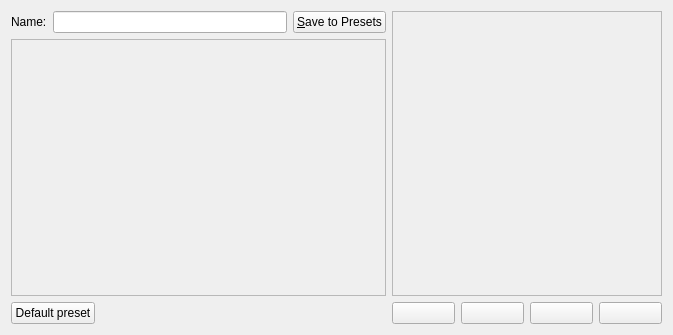
Old version of the form krita/ui/forms/wdgpaintopsettings.ui in the repository KDE/krita.
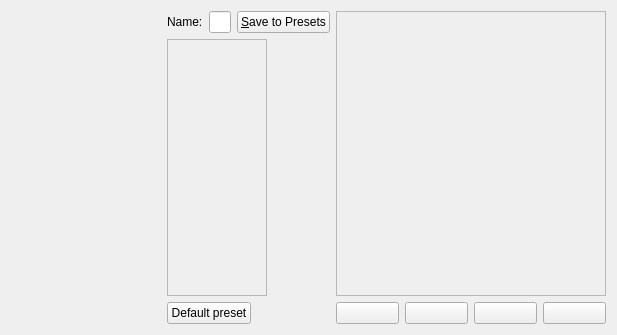
New version of the form. Custom widgets are drawn as their Qt base class.

Commit message: move paintop view to the popup

```diff
--- a/krita/ui/forms/wdgpaintopsettings.ui
+++ b/krita/ui/forms/wdgpaintopsettings.ui
@@ -6,12 +6,34 @@
    <rect>
     <x>0</x>
     <y>0</y>
-    <width>673</width>
+    <width>500</width>
     <height>335</height>
    </rect>
   </property>
-  <layout class="QGridLayout" name="gridLayout">
-   <item row="0" column="0" colspan="2">
+  <layout class="QGridLayout" name="gridLayout" columnstretch="0,0,0,1">
+   <item row="0" column="0" rowspan="3">
+    <widget class="KisCmbPaintop" name="paintopList" native="true">
+     <property name="sizePolicy">
+      <sizepolicy hsizetype="MinimumExpanding" vsizetype="Preferred">
+       <horstretch>0</horstretch>
+       <verstretch>0</verstretch>
+      </sizepolicy>
+     </property>
+     <property name="minimumSize">
+      <size>
+       <width>150</width>
+       <height>0</height>
+      </size>
+     </property>
+     <property name="maximumSize">
+      <size>
+       <width>150</width>
+       <height>16777215</height>
+      </size>
+     </property>
+    </widget>
+   </item>
+   <item row="0" column="1" colspan="2">
     <layout class="QHBoxLayout" name="horizontalLayout">
      <item>
       <widget class="QLabel" name="label">
@@ -39,7 +61,7 @@
      </item>
     </layout>
    </item>
-   <item row="0" column="2" rowspan="2">
+   <item row="0" column="3" rowspan="2">
     <widget class="QFrame" name="frame">
      <property name="frameShape">
       <enum>QFrame::StyledPanel</enum>
@@ -67,7 +89,7 @@
      </layout>
     </widget>
    </item>
-   <item row="1" column="0" colspan="2">
+   <item row="1" column="1" colspan="2">
     <widget class="QFrame" name="frmOptionWidgetContainer">
      <property name="sizePolicy">
       <sizepolicy hsizetype="Expanding" vsizetype="Expanding">
@@ -75,6 +97,12 @@
        <verstretch>4</verstretch>
       </sizepolicy>
      </property>
+     <property name="maximumSize">
+      <size>
+       <width>100</width>
+       <height>16777215</height>
+      </size>
+     </property>
      <property name="frameShape">
       <enum>QFrame::StyledPanel</enum>
      </property>
@@ -83,28 +111,28 @@
      </property>
     </widget>
    </item>
-   <item row="2" column="0">
+   <item row="2" column="1">
     <widget class="QPushButton" name="bnDefaultPreset">
      <property name="text">
       <string>Default preset</string>
      </property>
     </widget>
    </item>
-   <item row="2" column="1">
+   <item row="2" column="2">
     <spacer name="horizontalSpacer">
      <property name="orientation">
       <enum>Qt::Horizontal</enum>
      </property>
      <property name="sizeHint" stdset="0">
       <size>
-       <width>267</width>
+       <width>0</width>
        <height>20</height>
       </size>
      </property>
     </spacer>
    </item>
-   <item row="2" column="2">
-    <layout class="QHBoxLayout" name="horizontalLayout_2">
+   <item row="2" column="3">
+    <layout class="QHBoxLayout" name="horizontalLayout_2" stretch="0,0,0,0">
      <item>
       <widget class="QPushButton" name="fillLayer">
        <property name="text">
@@ -144,6 +172,12 @@
    <header>kis_scratch_pad.h</header>
    <container>1</container>
   </customwidget>
+  <customwidget>
+   <class>KisCmbPaintop</class>
+   <extends>QWidget</extends>
+   <header>kis_cmb_paintop.h</header>
+   <container>1</container>
+  </customwidget>
  </customwidgets>
  <resources/>
  <connections/>
```
Left out of the diff: 1 changed line with no effect on the pictures. The commit also changes 6 other files.
